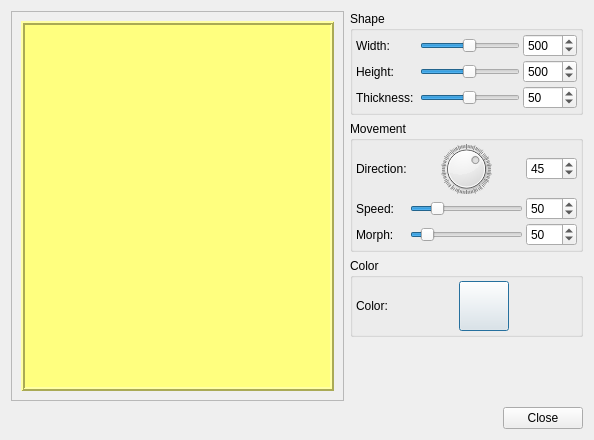
Qt form DMHelper/src/layereffectsettings.ui (MMetze/DMHelper) before a commit.
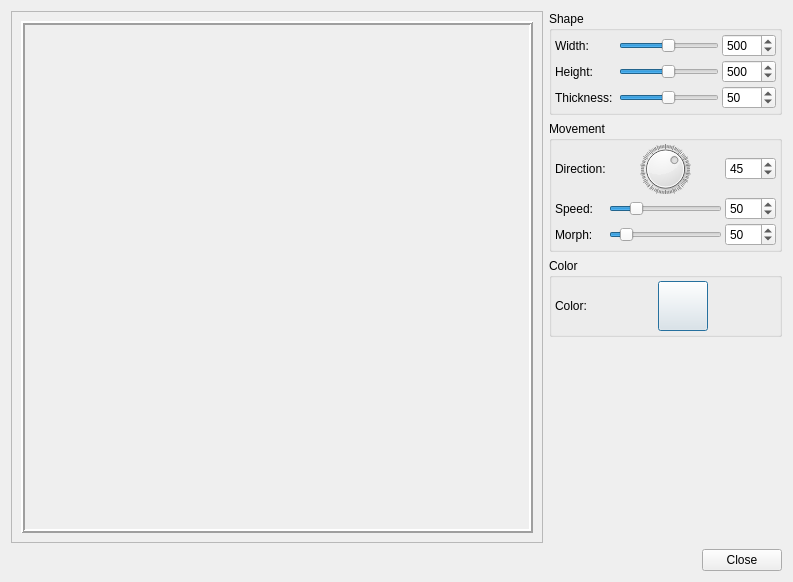
The same form after that commit. Icons and pictures are not drawn. Custom widgets are drawn as their Qt base class.

Diff of the .ui file:
```diff
--- a/DMHelper/src/layereffectsettings.ui
+++ b/DMHelper/src/layereffectsettings.ui
@@ -6,8 +6,8 @@
    <rect>
     <x>0</x>
     <y>0</y>
-    <width>594</width>
-    <height>440</height>
+    <width>788</width>
+    <height>582</height>
    </rect>
   </property>
   <property name="windowTitle">
@@ -39,12 +39,15 @@
             <verstretch>0</verstretch>
            </sizepolicy>
           </property>
+          <property name="minimumSize">
+           <size>
+            <width>512</width>
+            <height>512</height>
+           </size>
+          </property>
           <property name="autoFillBackground">
            <bool>true</bool>
           </property>
-          <property name="styleSheet">
-           <string notr="true">background-color: rgb(255, 255, 127);</string>
-          </property>
           <property name="frameShape">
            <enum>QFrame::Box</enum>
           </property>
```
